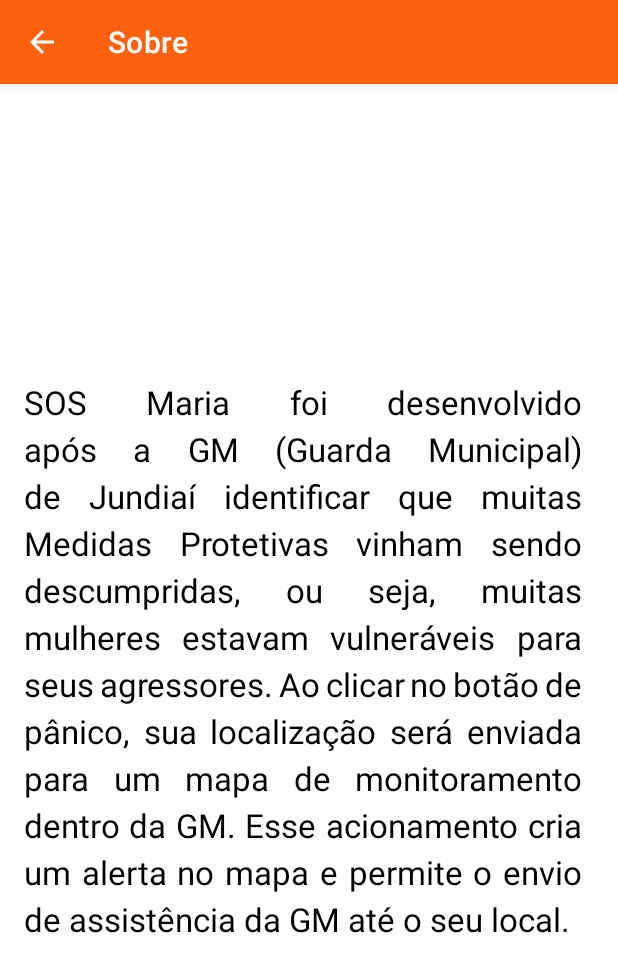
After one commit to DenilsonDonolato/AppGm, an Android app: the AboutActivity screen opened directly, with no data from a screen before it, on a phone screen of 412 x 824 dp. The commit adds this screen. Shown: the top 972 px of the screen. Run offline under Robolectric (Android 15) with nearby library versions, the phone set to English and light mode, and no system bars.

Commit message:
Adicionado tela Sobre

```diff
--- a/app/src/main/AndroidManifest.xml
+++ b/app/src/main/AndroidManifest.xml
@@ -17,8 +17,12 @@
         android:roundIcon="@mipmap/ic_launcher_round"
         android:supportsRtl="true"
         android:theme="@style/AppTheme">
-        <activity android:name=".help.HelpActivity"
-            android:screenOrientation="portrait"/>
+        <activity
+            android:name=".help.HelpActivity"
+            android:screenOrientation="portrait" />
+        <activity
+            android:name=".about.AboutActivity"
+            android:screenOrientation="portrait" />
         <activity
             android:name=".SettingsActivity"
             android:label="@string/title_activity_settings"
--- a/app/src/main/java/com/ads/appgm/MainActivity.java
+++ b/app/src/main/java/com/ads/appgm/MainActivity.java
@@ -25,6 +25,7 @@
 import androidx.core.view.GravityCompat;
 import androidx.preference.PreferenceManager;
 
+import com.ads.appgm.about.AboutActivity;
 import com.ads.appgm.clickListeners.ButtonPanic;
 import com.ads.appgm.databinding.ActivityMainBinding;
 import com.ads.appgm.help.HelpActivity;
@@ -268,6 +269,11 @@
         return super.onOptionsItemSelected(item);
     }
 
+    private void initAbout() {
+        Intent intent = new Intent(MainActivity.this, AboutActivity.class);
+        startActivity(intent);
+    }
+
     private void initHelp() {
         Intent intent = new Intent(MainActivity.this, HelpActivity.class);
         startActivity(intent);
@@ -281,6 +287,8 @@
         } else if (itemId == R.id.nav_settings) {
             Intent intent = new Intent(MainActivity.this, SettingsActivity.class);
             startActivity(intent);
+        } else if (itemId == R.id.nav_about) {
+            initAbout();
 //        } else if (itemId == R.id.nav_recordings) {
 //            Toast.makeText(this, "Clicou no Gravações", Toast.LENGTH_SHORT).show();
         }
--- /dev/null
+++ b/app/src/main/java/com/ads/appgm/about/AboutActivity.java
@@ -0,0 +1,28 @@
+package com.ads.appgm.about;
+
+import android.os.Bundle;
+
+import androidx.appcompat.app.ActionBar;
+import androidx.appcompat.app.AppCompatActivity;
+
+import com.ads.appgm.databinding.ActivityAboutBinding;
+
+
+public class AboutActivity extends AppCompatActivity {
+
+    @Override
+    protected void onCreate(Bundle savedInstanceState) {
+        super.onCreate(savedInstanceState);
+        ActivityAboutBinding binding = ActivityAboutBinding.inflate(getLayoutInflater());
+        setContentView(binding.getRoot());
+
+        setSupportActionBar(binding.settingsToolbar.getRoot());
+        ActionBar actionBar = getSupportActionBar();
+        if (actionBar != null) {
+            actionBar.setDisplayHomeAsUpEnabled(true);
+        }
+        setTitle("Sobre");
+        binding.settingsToolbar.getRoot().setNavigationOnClickListener(view -> onBackPressed());
+    }
+
+}
--- a/app/src/main/java/com/ads/appgm/help/HelpActivity.java
+++ b/app/src/main/java/com/ads/appgm/help/HelpActivity.java
@@ -37,6 +37,7 @@
         if (actionBar != null) {
             actionBar.setDisplayHomeAsUpEnabled(true);
         }
+        setTitle("Manual");
         binding.settingsToolbar.getRoot().setNavigationOnClickListener(view -> onBackPressed());
     }
 
--- /dev/null
+++ b/app/src/main/res/layout-v26/activity_about.xml
@@ -0,0 +1,31 @@
+<?xml version="1.0" encoding="utf-8"?>
+<androidx.constraintlayout.widget.ConstraintLayout xmlns:android="http://schemas.android.com/apk/res/android"
+    xmlns:app="http://schemas.android.com/apk/res-auto"
+    android:layout_width="match_parent"
+    android:layout_height="match_parent">
+
+    <include
+        android:id="@+id/settings_toolbar"
+        layout="@layout/app_toolbar"
+        app:layout_constraintEnd_toEndOf="parent"
+        app:layout_constraintStart_toStartOf="parent"
+        app:layout_constraintTop_toTopOf="parent" />
+
+    <TextView
+        style="@style/textOnScreen"
+        android:layout_width="match_parent"
+        android:layout_height="wrap_content"
+        android:layout_marginStart="16dp"
+        android:layout_marginEnd="24dp"
+        android:justificationMode="inter_word"
+        android:lineSpacingExtra="5dp"
+        android:text="SOS Maria foi desenvolvido após a GM (Guarda Municipal) de Jundiaí identificar que muitas Medidas Protetivas vinham sendo descumpridas, ou seja, muitas mulheres estavam vulneráveis para seus agressores.
+Ao clicar no botão de pânico, sua localização será enviada para um mapa de monitoramento dentro da GM. Esse acionamento cria um alerta no mapa e permite o envio de assistência da GM até o seu local."
+        android:textAlignment="viewStart"
+        android:textSize="22sp"
+        app:layout_constraintBottom_toBottomOf="parent"
+        app:layout_constraintEnd_toEndOf="parent"
+        app:layout_constraintStart_toStartOf="parent"
+        app:layout_constraintTop_toBottomOf="@id/settings_toolbar" />
+
+</androidx.constraintlayout.widget.ConstraintLayout>
--- /dev/null
+++ b/app/src/main/res/layout/activity_about.xml
@@ -0,0 +1,30 @@
+<?xml version="1.0" encoding="utf-8"?>
+<androidx.constraintlayout.widget.ConstraintLayout xmlns:android="http://schemas.android.com/apk/res/android"
+    xmlns:app="http://schemas.android.com/apk/res-auto"
+    android:layout_width="match_parent"
+    android:layout_height="match_parent">
+
+    <include
+        android:id="@+id/settings_toolbar"
+        layout="@layout/app_toolbar"
+        app:layout_constraintEnd_toEndOf="parent"
+        app:layout_constraintStart_toStartOf="parent"
+        app:layout_constraintTop_toTopOf="parent" />
+
+    <TextView
+        style="@style/textOnScreen"
+        android:layout_width="match_parent"
+        android:layout_height="wrap_content"
+        android:layout_marginStart="16dp"
+        android:layout_marginEnd="16dp"
+        android:lineSpacingExtra="5dp"
+        android:text="SOS Maria foi desenvolvido após a GM (Guarda Municipal) de Jundiaí identificar que muitas Medidas Protetivas vinham sendo descumpridas, ou seja, muitas mulheres estavam vulneráveis para seus agressores.
+Ao clicar no botão de pânico, sua localização será enviada para um mapa de monitoramento dentro da GM. Esse acionamento cria um alerta no mapa e permite o envio de assistência da GM até o seu local."
+        android:textAlignment="center"
+        android:textSize="22sp"
+        app:layout_constraintBottom_toBottomOf="parent"
+        app:layout_constraintEnd_toEndOf="parent"
+        app:layout_constraintStart_toStartOf="parent"
+        app:layout_constraintTop_toBottomOf="@id/settings_toolbar" />
+
+</androidx.constraintlayout.widget.ConstraintLayout>
```
